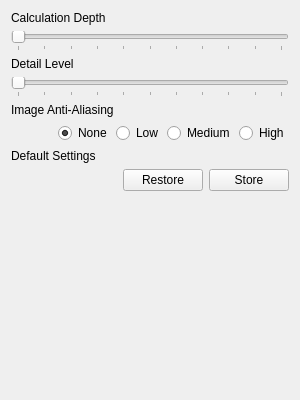
First picture: the form in src/advancedsettingspage.ui, repository mimecorg/fraqtive, before the edit.
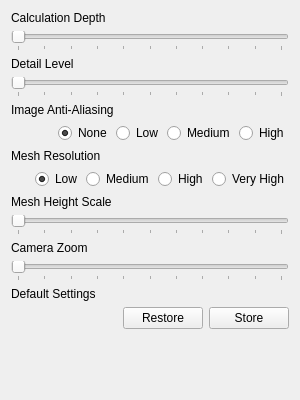
Second picture: the form after the edit. Custom widgets are drawn as their Qt base class.

```diff
--- a/src/advancedsettingspage.ui
+++ b/src/advancedsettingspage.ui
@@ -138,6 +138,131 @@
      </item>
     </layout>
    </item>
+   <item>
+    <widget class="QLabel" name="labelResolution" >
+     <property name="text" >
+      <string>Mesh Resolution</string>
+     </property>
+    </widget>
+   </item>
+   <item>
+    <layout class="QHBoxLayout" >
+     <item>
+      <spacer>
+       <property name="orientation" >
+        <enum>Qt::Horizontal</enum>
+       </property>
+       <property name="sizeHint" >
+        <size>
+         <width>40</width>
+         <height>20</height>
+        </size>
+       </property>
+      </spacer>
+     </item>
+     <item>
+      <widget class="QFrame" name="frameResolution" >
+       <property name="frameShape" >
+        <enum>QFrame::NoFrame</enum>
+       </property>
+       <layout class="QHBoxLayout" >
+        <property name="spacing" >
+         <number>4</number>
+        </property>
+        <property name="leftMargin" >
+         <number>0</number>
+        </property>
+        <property name="topMargin" >
+         <number>0</number>
+        </property>
+        <property name="rightMargin" >
+         <number>0</number>
+        </property>
+        <property name="bottomMargin" >
+         <number>0</number>
+        </property>
+        <item>
+         <widget class="QRadioButton" name="radioResLow" >
+          <property name="text" >
+           <string>Low</string>
+          </property>
+          <property name="checked" >
+           <bool>true</bool>
+          </property>
+         </widget>
+        </item>
+        <item>
+         <widget class="QRadioButton" name="radioResMedium" >
+          <property name="text" >
+           <string>Medium</string>
+          </property>
+         </widget>
+        </item>
+        <item>
+         <widget class="QRadioButton" name="radioResHigh" >
+          <property name="text" >
+           <string>High</string>
+          </property>
+         </widget>
+        </item>
+        <item>
+         <widget class="QRadioButton" name="radioResVHigh" >
+          <property name="text" >
+           <string>Very High</string>
+          </property>
+         </widget>
+        </item>
+       </layout>
+      </widget>
+     </item>
+    </layout>
+   </item>
+   <item>
+    <widget class="QLabel" name="labelHeight" >
+     <property name="text" >
+      <string>Mesh Height Scale</string>
+     </property>
+    </widget>
+   </item>
+   <item>
+    <widget class="DoubleSlider" name="sliderHeight" >
+     <property name="maximum" >
+      <number>100</number>
+     </property>
+     <property name="orientation" >
+      <enum>Qt::Horizontal</enum>
+     </property>
+     <property name="tickPosition" >
+      <enum>QSlider::TicksBelow</enum>
+     </property>
+     <property name="tickInterval" >
+      <number>10</number>
+     </property>
+    </widget>
+   </item>
+   <item>
+    <widget class="QLabel" name="labelZoom" >
+     <property name="text" >
+      <string>Camera Zoom</string>
+     </property>
+    </widget>
+   </item>
+   <item>
+    <widget class="DoubleSlider" name="sliderZoom" >
+     <property name="maximum" >
+      <number>100</number>
+     </property>
+     <property name="orientation" >
+      <enum>Qt::Horizontal</enum>
+     </property>
+     <property name="tickPosition" >
+      <enum>QSlider::TicksBelow</enum>
+     </property>
+     <property name="tickInterval" >
+      <number>10</number>
+     </property>
+    </widget>
+   </item>
    <item>
     <widget class="QLabel" name="labelDefault" >
      <property name="text" >
@@ -184,7 +309,7 @@
      <property name="sizeHint" >
       <size>
        <width>20</width>
-       <height>40</height>
+       <height>28</height>
       </size>
      </property>
     </spacer>
```
